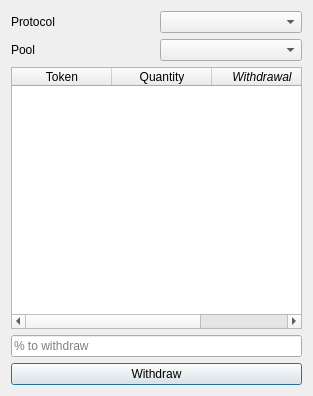
The window that Withdrawdialog.ui (LiquidityProtocol/AMM-Simulator) describes before a commit, drawn with Qt 5.
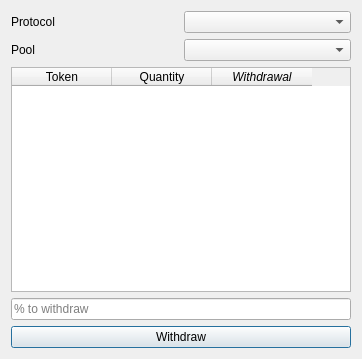
The same window after the commit.

Patch:
```diff
--- a/Withdrawdialog.ui
+++ b/Withdrawdialog.ui
@@ -6,8 +6,8 @@
    <rect>
     <x>0</x>
     <y>0</y>
-    <width>313</width>
-    <height>396</height>
+    <width>362</width>
+    <height>359</height>
    </rect>
   </property>
   <property name="windowTitle">
```
